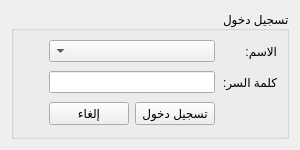
This is Ui_AuthenticateUser.ui in rabee361/E-commerce2 as Qt 5 draws it before an edit. The edited form follows.
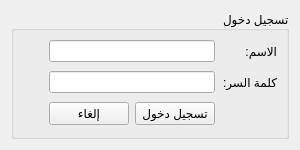
This is the edited form. Icons and pictures are not drawn.

Diff of the .ui file:
```diff
--- a/Ui_AuthenticateUser.ui
+++ b/Ui_AuthenticateUser.ui
@@ -61,7 +61,7 @@
        </widget>
       </item>
       <item row="0" column="1" colspan="2">
-       <widget class="QComboBox" name="user_combobox"/>
+       <widget class="QLineEdit" name="username_input"/>
       </item>
       <item row="1" column="0">
        <widget class="QLabel" name="password_label">
```
